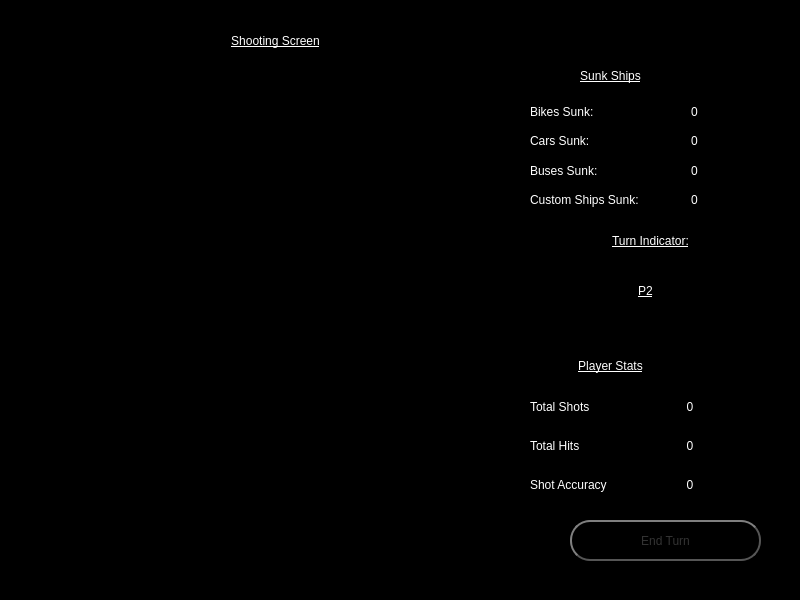
Qt form FrontEndMain/FrontEndMain/shotpage.ui (drewanderson17/BattleShips) before a commit.
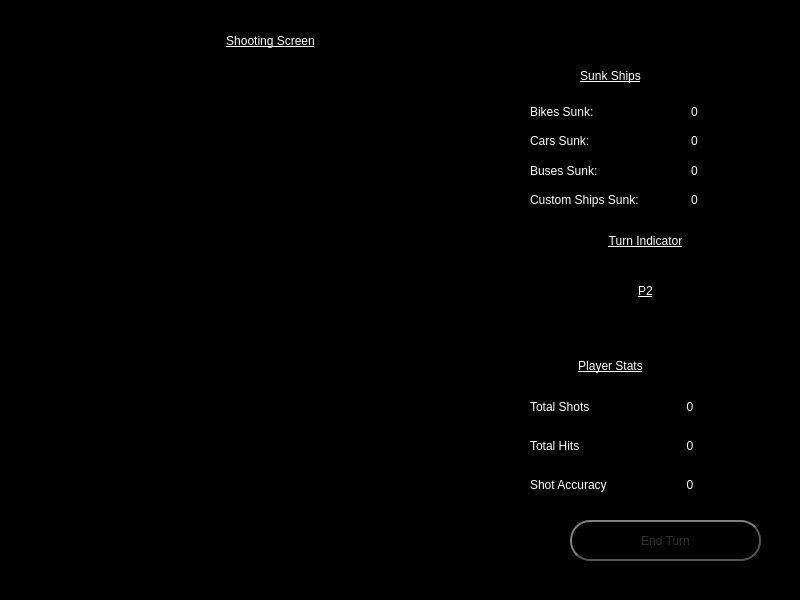
The same form after that commit.

Commit message: - Updated UI files, mostly just font changes

```diff
--- a/FrontEndMain/FrontEndMain/shotpage.ui
+++ b/FrontEndMain/FrontEndMain/shotpage.ui
@@ -19,16 +19,17 @@
   <widget class="QLabel" name="ShootScreenTitle">
    <property name="geometry">
     <rect>
-     <x>120</x>
-     <y>20</y>
-     <width>311</width>
-     <height>41</height>
+     <x>60</x>
+     <y>10</y>
+     <width>421</width>
+     <height>61</height>
     </rect>
    </property>
    <property name="styleSheet">
-    <string notr="true">font: 75 22pt &quot;MS Shell Dlg 2&quot;;
+    <string notr="true">color: rgb(255, 255, 255);
+font: 42pt &quot;Impact&quot;;
 text-decoration: underline;
-color: rgb(255, 255, 255);</string>
+</string>
    </property>
    <property name="text">
     <string>Shooting Screen</string>
@@ -393,9 +394,9 @@
    <widget class="QLabel" name="indiTitleLabelShotPage">
     <property name="geometry">
      <rect>
-      <x>20</x>
+      <x>10</x>
       <y>10</y>
-      <width>141</width>
+      <width>151</width>
       <height>21</height>
      </rect>
     </property>
@@ -405,7 +406,7 @@
 text-decoration: underline;</string>
     </property>
     <property name="text">
-     <string>Turn Indicator:</string>
+     <string>Turn Indicator</string>
     </property>
     <property name="alignment">
      <set>Qt::AlignCenter</set>
```
Left out of the diff: 15 changed lines with no effect on the pictures. The commit also changes 5 other files.
